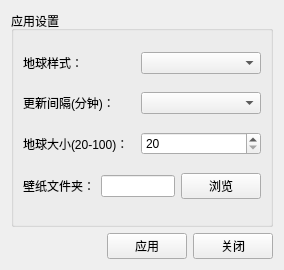
The window that src/config.ui (Pylogmon/earth_wallpaper) describes before a commit, drawn with Qt 5.
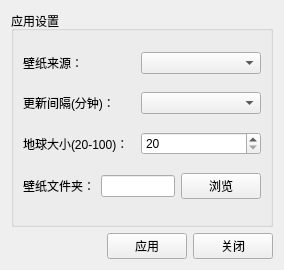
The same window after the commit.

Commit message: chore: :art: 修改设置项名称

```diff
--- a/src/config.ui
+++ b/src/config.ui
@@ -23,7 +23,7 @@
       <item row="0" column="0" colspan="2">
        <widget class="QLabel" name="label">
         <property name="text">
-         <string>地球样式：</string>
+         <string>壁纸来源：</string>
         </property>
        </widget>
       </item>
```
